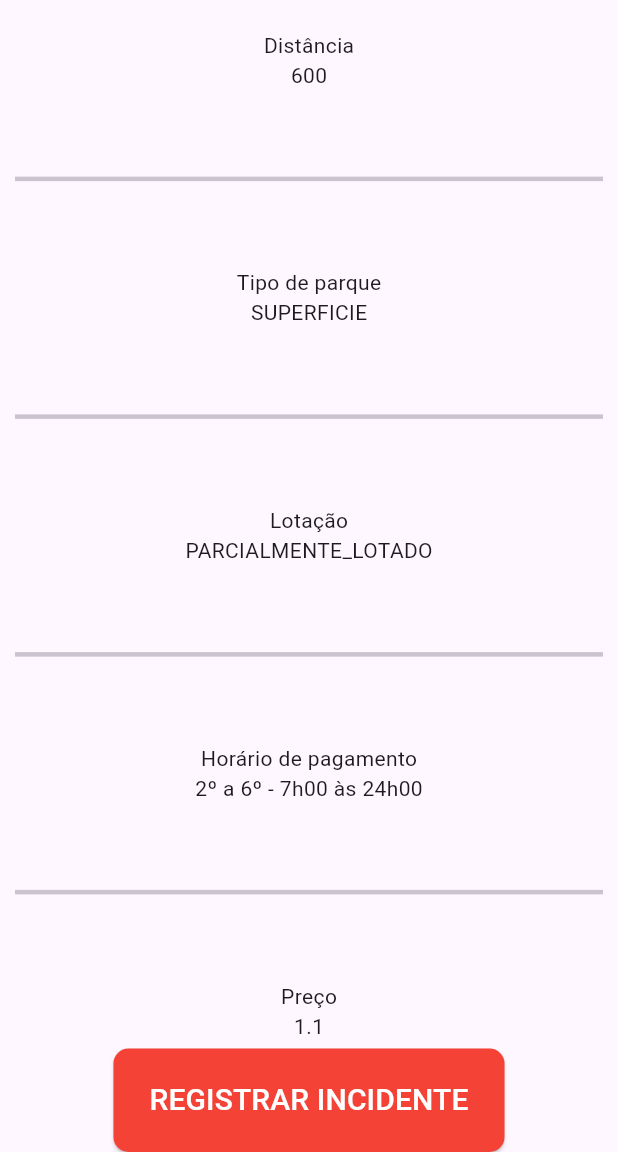
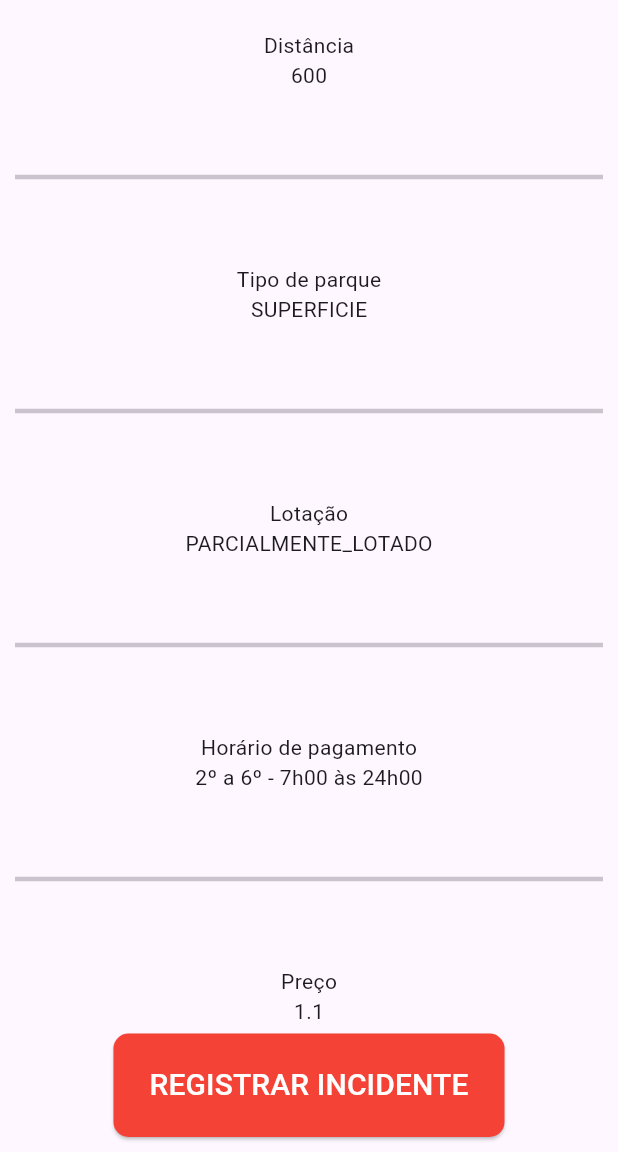
Before and after one commit to pedro-abreu-a22110364/app_emel_cm, a Flutter app: the ListPage screen opened directly, after a tap on "Campo Grande", on a phone screen of 412 x 824 dp, the part 84-1236 px from its top. Run offline on Flutter 3.47's test engine with Material 3 defaults, Android fonts, the phone set to English and light mode, and no system bars.

```diff
--- a/lib/pages/detail_page.dart
+++ b/lib/pages/detail_page.dart
@@ -43,6 +43,7 @@ class _DetailPageState extends State<DetailPage> {
                 mainAxisAlignment: MainAxisAlignment.center,
                 children: <Widget>[
                   ElevatedButton(
+                    child: Text('REGISTRAR INCIDENTE', style: TextStyle(fontSize: 20.0)),
                     style: ElevatedButton.styleFrom(
                       backgroundColor: Colors.red,
                       foregroundColor: Colors.white,
@@ -55,12 +56,12 @@ class _DetailPageState extends State<DetailPage> {
                       Navigator.push(
                           context,
                           MaterialPageRoute(
-                              builder: (context) => IncidentePage(parque: widget.parque)));
+                              builder: (context) => IncidentePage(parque: Parque.empty(),)));
                     },
-                    child: const Text('REGISTRAR INCIDENTE', style: TextStyle(fontSize: 20.0)),
                   ),
                 ],
               ),
+              SizedBox(height: 10.0,),
           ],
 
         ),
--- a/lib/pages/templates/parque_card.dart
+++ b/lib/pages/templates/parque_card.dart
@@ -38,6 +38,8 @@ class ParqueCard extends StatelessWidget {
                     color: Colors.grey[800],
                   ),
                 ),
+                SizedBox(height: 6.0),
+
               ],
             ),
           )),
```
Also changed, not shown: lib/pages/home_page.dart (+29 -16 lines), 1 other file.
